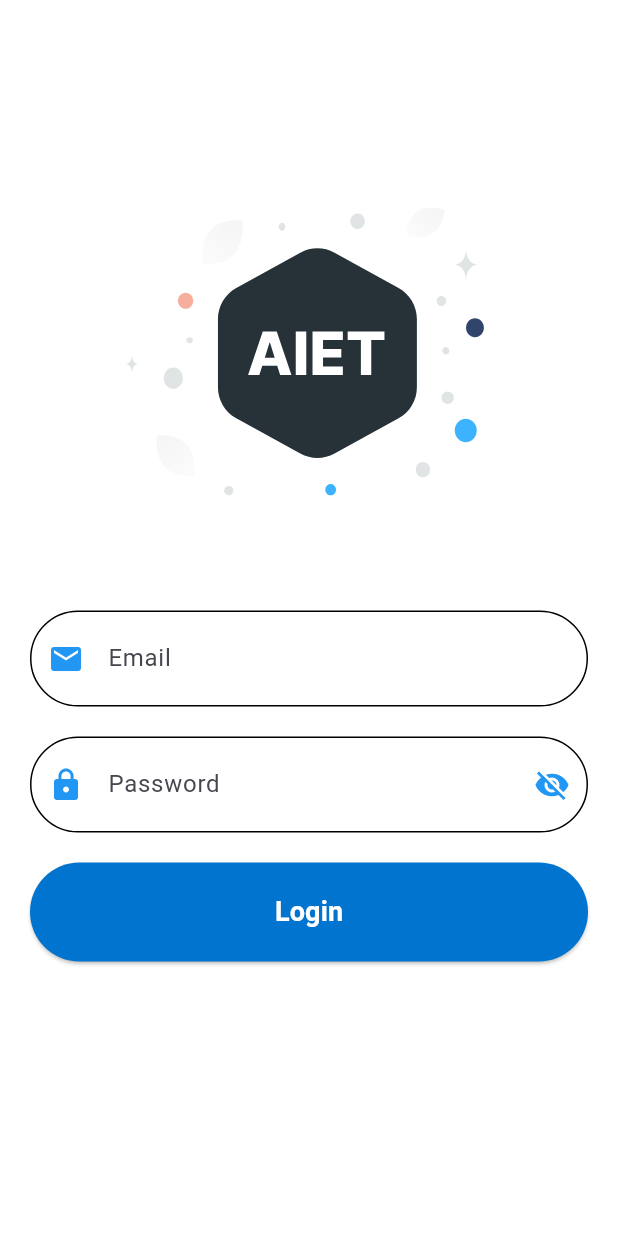
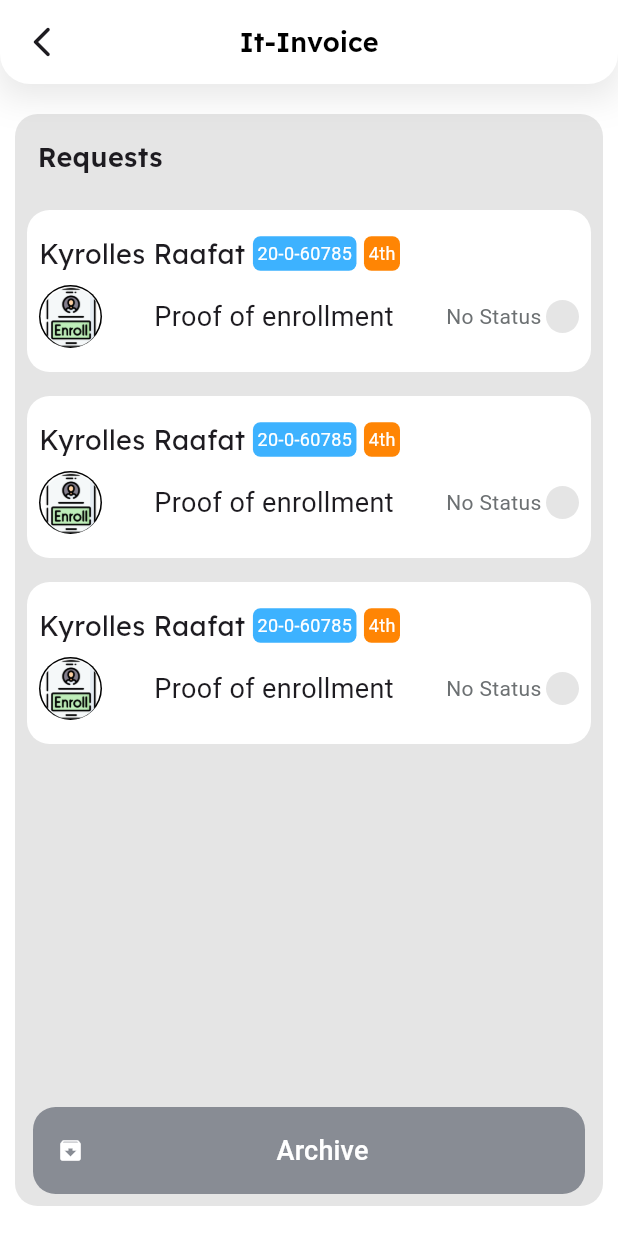
Before and after one commit to kyrolles/AIET_APP_Phase1, a Flutter app: the screen it shows after launch, on a phone screen of 412 x 824 dp. Run offline on Flutter 3.47's test engine with Material 3 defaults, Android fonts, the phone set to English and light mode, and no system bars; our stand-ins replace firebase_auth, firebase_core, flutter_svg, google_nav_bar; accounts and stored records are empty; project files that could hold a hidden picture were left out.

Commit message:
working on it_invoice_screen

```diff
--- a/lib/main.dart
+++ b/lib/main.dart
@@ -1,6 +1,7 @@
 import 'package:firebase_core/firebase_core.dart';
 import 'package:flutter/material.dart';
 import 'package:graduation_project/screens/calculator_screen.dart';
+import 'package:graduation_project/screens/it_invoice_screen.dart';
 import 'package:graduation_project/screens/login_screen.dart';
 import 'package:graduation_project/screens/splash_screen.dart';
 
@@ -35,7 +36,7 @@ class MyApp extends StatelessWidget {
         ),
       ),
       debugShowCheckedModeBanner: false,
-      home: const LoginScreen(),
+      home: const ItInvoiceScreen(),
     );
   }
 }
--- /dev/null
+++ b/lib/screens/it_invoice_screen.dart
@@ -0,0 +1,282 @@
+import 'package:flutter/material.dart';
+import 'package:graduation_project/components/my_app_bar.dart';
+import 'package:graduation_project/constants.dart';
+import 'package:graduation_project/screens/it_archive.dart';
+
+class ItInvoiceScreen extends StatefulWidget {
+  const ItInvoiceScreen({super.key});
+
+  @override
+  State<ItInvoiceScreen> createState() => _ItInvoiceScreenState();
+}
+
+enum Status { pending, rejected, done }
+
+Color statusColor = const Color(0XFFE5E5E5);
+String status = "No Status";
+
+List<RequestContainer> requests = [
+  RequestContainer(),
+  RequestContainer(),
+  RequestContainer(),
+];
+List<RequestContainer> itArchive = [RequestContainer()];
+void transferRequest(RequestContainer request) {
+  // Remove the item from the source list and add it to the destination list
+  requests.remove(request);
+  itArchive.add(request);
+}
+
+class _ItInvoiceScreenState extends State<ItInvoiceScreen> {
+  // List<RequestContainer> requests = const [
+  //   RequestContainer(),
+  //   RequestContainer(),
+  //   RequestContainer(),
+  // ];
+  // List<RequestContainer> itArchive = const [RequestContainer()];
+
+  // void transferRequest(RequestContainer request) {
+  //   setState(() {
+  //     // Remove the item from the source list and add it to the destination list
+  //     requests.remove(request);
+  //     itArchive.add(request);
+  //   });
+  // }
+
+  @override
+  Widget build(BuildContext context) {
+    return Scaffold(
+      appBar: PreferredSize(
+        preferredSize:
+            const Size.fromHeight(kToolbarHeight), // Standard AppBar height
+        child: DecoratedBox(
+          decoration: const BoxDecoration(boxShadow: kShadow),
+          child: MyAppBar(
+            title: 'It-Invoice',
+            onpressed: () => Navigator.pop(context),
+          ),
+        ),
+      ),
+      body: Container(
+        // height: 100,
+        margin: const EdgeInsets.symmetric(horizontal: 10.0, vertical: 20.0),
+        decoration: BoxDecoration(
+          borderRadius: BorderRadius.circular(15.0),
+          color: const Color(0XFFE5E5E5),
+        ),
+        child: Column(
+          children: [
+            Container(
+              alignment: Alignment.topLeft,
+              padding: const EdgeInsets.all(15.0),
+              child: const Text(
+                'Requests',
+                style: kTextStyleBold,
+              ),
+            ),
+            Expanded(
+              child: ListView.builder(
+                itemCount: requests.length,
+                itemBuilder: (context, index) {
+                  return requests[index];
+                },
+              ),
+            ),
+            TextButton(
+              onPressed: () {
+                Navigator.push(context, MaterialPageRoute(builder: (context) {
+                  return ItArchiveScreen(itArchive: itArchive);
+                }));
+              },
+              child: Container(
+                padding: const EdgeInsets.all(16),
+                decoration: BoxDecoration(
+                  color: const Color(0XFF888C94),
+                  borderRadius: BorderRadius.circular(15.0),
+                ),
+                child: const Row(
+                  children: [
+                    Icon(
+                      Icons.archive,
+                      color: Colors.white,
+                    ),
+                    Expanded(
+                      child: Center(
+                        child: Text(
+                          'Archive',
+                          style: TextStyle(color: Colors.white, fontSize: 18),
+                        ),
+                      ),
+                    ),
+                  ],
+                ),
+              ),
+            )
+          ],
+        ),
+      ),
+    );
+  }
+}
+
+class RequestContainer extends StatefulWidget {
+  const RequestContainer({super.key});
+
+  @override
+  State<RequestContainer> createState() => _RequestContainerState();
+}
+
+class _RequestContainerState extends State<RequestContainer> {
+  // void transferRequest(RequestContainer request) {
+  //   // Remove the item from the source list and add it to the destination list
+  //   setState(() {
+  //     requests.remove(request);
+  //     itArchive.add(request);
+  //   });
+  // }
+
+  @override
+  Widget build(BuildContext context) {
+    return InkWell(
+      onTap: () {
+        // print('Pressed');
+        showModalBottomSheet<void>(
+          context: context,
+          builder: (BuildContext context) {
+            return SizedBox(
+              height: 200,
+              child: Center(
+                child: Column(
+                  mainAxisAlignment: MainAxisAlignment.center,
+                  mainAxisSize: MainAxisSize.min,
+                  children: <Widget>[
+                    const Text('Modal BottomSheet'),
+                    Row(
+                      mainAxisAlignment: MainAxisAlignment.center,
+                      children: [
+                        ElevatedButton(
+                          child: const Text('Done'),
+                          onPressed: () {
+                            setState(() {});
+                            status = "Done";
+                            statusColor = const Color(0XFF34C759);
+                            transferRequest(requests[requests.length - 1]);
+                            Navigator.pop(context);
+                          },
+                        ),
+                        const SizedBox(width: 3),
+                        ElevatedButton(
+                          child: const Text('Rejected'),
+                          onPressed: () {
+                            setState(() {});
+                            status = "Rejected";
+                            statusColor = const Color(0XFFFF7648);
+                            transferRequest(requests[requests.length - 1]);
+                            Navigator.pop(context);
+                          },
+                        ),
+                        const SizedBox(width: 3),
+                        ElevatedButton(
+                          child: const Text('Pending'),
+                          onPressed: () {
+                            setState(() {});
+                            status = "Pending";
+                            statusColor = const Color(0XFFFFDD29);
+                            Navigator.pop(context);
+                          },
+                        ),
+                      ],
+                    )
+                  ],
+                ),
+              ),
+            );
+          },
+        );
+      },
+      child: Container(
+        margin: const EdgeInsets.all(8.0),
+        padding: const EdgeInsets.symmetric(horizontal: 8.0, vertical: 16.0),
+        decoration: BoxDecoration(
+          color: Colors.white,
+          borderRadius: BorderRadius.circular(15.0),
+        ),
+        // height: 100,
+        child: Column(
+          children: [
+            Row(
+              // mainAxisAlignment: MainAxisAlignment.spaceBetween,
+              children: [
+                const Text(
+                  'Kyrolles Raafat',
+                  style: kTextStyleNormal,
+                ),
+                const SizedBox(width: 5),
+                Container(
+                  decoration: BoxDecoration(
+                    color: kPrimary,
+                    borderRadius: BorderRadius.circular(5),
+                  ),
+                  padding: const EdgeInsets.all(3),
+                  child: const Text(
+                    '20-0-60785',
+                    style: TextStyle(color: Colors.white, fontSize: 12),
+                  ),
+                ),
+                const SizedBox(width: 5),
+                Container(
+                  decoration: BoxDecoration(
+                    color: const Color(0XFFFF8504),
+                    borderRadius: BorderRadius.circular(5),
+                  ),
+                  padding: const EdgeInsets.all(3),
+                  child: const Text(
+                    '4th',
+                    style: TextStyle(color: Colors.white, fontSize: 12),
+                  ),
+                ),
+              ],
+            ),
+            const SizedBox(height: 8),
+            Row(
+              mainAxisAlignment: MainAxisAlignment.spaceBetween,
+              children: [
+                CircleAvatar(
+                  radius: 21,
+                  backgroundColor: Colors.black,
+                  child: CircleAvatar(
+                    radius: 20,
+                    backgroundColor: Colors.white,
+                    child: Image.asset('assets/images/image 29 (2).png'),
+                  ),
+                ),
+                const Text(
+                  'Proof of enrollment',
+                  style: TextStyle(fontSize: 18),
+                ),
+                Row(
+                  children: [
+                    Text(
+                      status,
+                      style: const TextStyle(
+                          fontSize: 14, color: Color(0XFF6C7072)),
+                    ),
+                    const SizedBox(width: 3),
+                    Container(
+                      decoration: BoxDecoration(
+                        shape: BoxShape.circle,
+                        color: statusColor,
+                      ),
+                      height: 22,
+                      width: 22,
+                    )
+                  ],
+                ),
+              ],
+            )
+          ],
+        ),
+      ),
+    );
+  }
+}
--- a/lib/screens/services_screen.dart
+++ b/lib/screens/services_screen.dart
@@ -58,6 +58,12 @@ class ServicesScreen extends StatelessWidget {
         onPressed: () {},
       ),
       ServiceItem(
+        title: 'IT-Invoices',
+        imageUrl: 'assets/project_image/invoice.png',
+        backgroundColor: const Color(0xFF8AC9FE),
+        onPressed: () {},
+      ),
+      ServiceItem(
         title: 'E-Payment',
         imageUrl: 'assets/project_image/e-wallet.png',
         backgroundColor: const Color(0xFFFFBCAB),
```
Also changed, not shown: lib/screens/it_archive.dart (added, +60 -0 lines), assets/images/image 29 (2).png (added).
